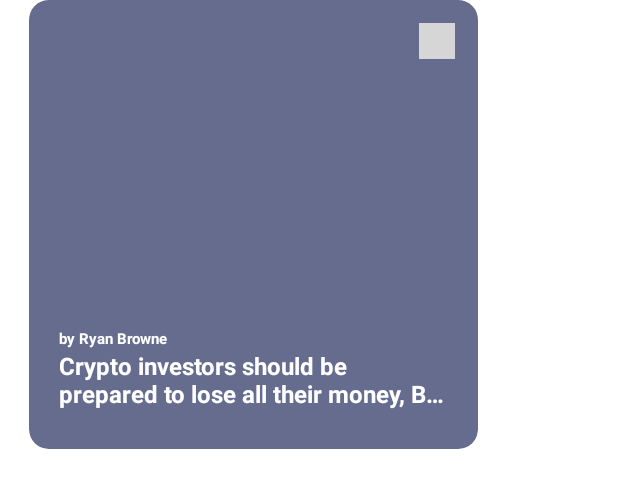
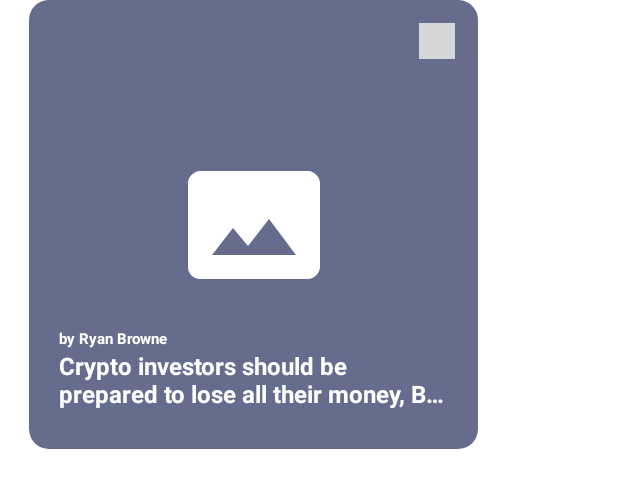
Before and after one commit to mukhtorov712/NuntiumNews, an Android app: the layout item_tab_rv.xml on its own in the app's theme, with its tools: preview values and no code run, on a phone screen of 412 x 824 dp. Shown: the top 488 px of the screen. Run offline under Robolectric (Android 15) with nearby library versions, the phone set to English and light mode, and no system bars; grey boxes are pictures that could not be loaded.

Commit message:
Update App

```diff
--- a/app/src/main/java/uz/pdp/dagger2nuntium/utils/Extantions.kt
+++ b/app/src/main/java/uz/pdp/dagger2nuntium/utils/Extantions.kt
@@ -11,7 +11,7 @@ import javax.inject.Inject
 
 
 fun ImageView.setImage(url: String?) {
-    Picasso.get().load(url).into(this)
+    Picasso.get().load(url).resize(300,200).into(this)
 }
 
 fun View.hide() {
--- /dev/null
+++ b/app/src/main/res/drawable/ic_photo_size.xml
@@ -0,0 +1,10 @@
+<vector xmlns:android="http://schemas.android.com/apk/res/android"
+    android:width="96dp"
+    android:height="96dp"
+    android:tint="#FFFFFF"
+    android:viewportWidth="24"
+    android:viewportHeight="24">
+    <path
+        android:fillColor="@android:color/white"
+        android:pathData="M21,3H3C2,3 1,4 1,5v14c0,1.1 0.9,2 2,2h18c1,0 2,-1 2,-2V5c0,-1 -1,-2 -2,-2zM5,17l3.5,-4.5 2.5,3.01L14.5,11l4.5,6H5z" />
+</vector>
--- a/app/src/main/res/layout/item_tab_rv.xml
+++ b/app/src/main/res/layout/item_tab_rv.xml
@@ -9,7 +9,6 @@
     android:focusable="true"
     app:cardCornerRadius="@dimen/_10sdp"
     app:cardElevation="0dp">
-
 
     <com.google.android.material.card.MaterialCardView
         android:layout_width="match_parent"
@@ -42,6 +41,17 @@
                 android:background="@color/text_color"
                 android:scaleType="centerCrop"
                 tools:ignore="ContentDescription" />
+
+            <ImageView
+                app:layout_constraintTop_toTopOf="parent"
+                app:layout_constraintRight_toRightOf="parent"
+                app:layout_constraintLeft_toLeftOf="parent"
+                app:layout_constraintBottom_toBottomOf="parent"
+                android:id="@+id/placeholder"
+                android:layout_width="wrap_content"
+                android:layout_height="wrap_content"
+                android:src="@drawable/ic_photo_size"
+                />
 
             <TextView
                 android:id="@+id/title"
```
Also changed, not shown: app/src/main/java/uz/pdp/dagger2nuntium/adapters/HomeRvAdapter.kt (+10 -3 lines), app/src/main/java/uz/pdp/dagger2nuntium/adapters/TabRvAdapter.kt (+10 -1 lines), app/src/main/res/layout/item_news1.xml (+9 -1 lines).
